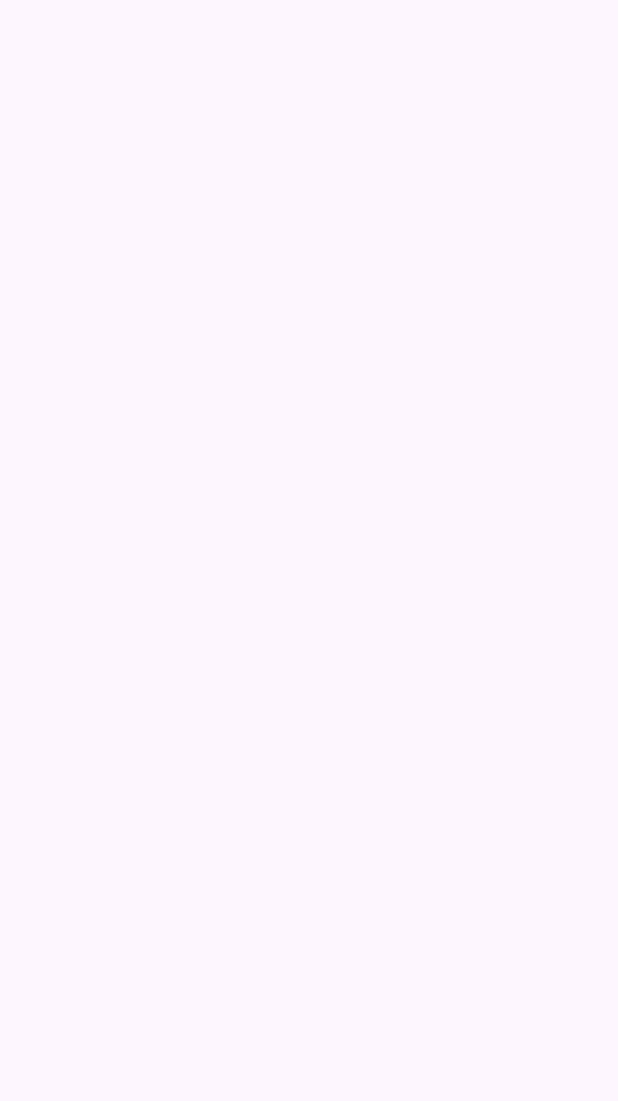
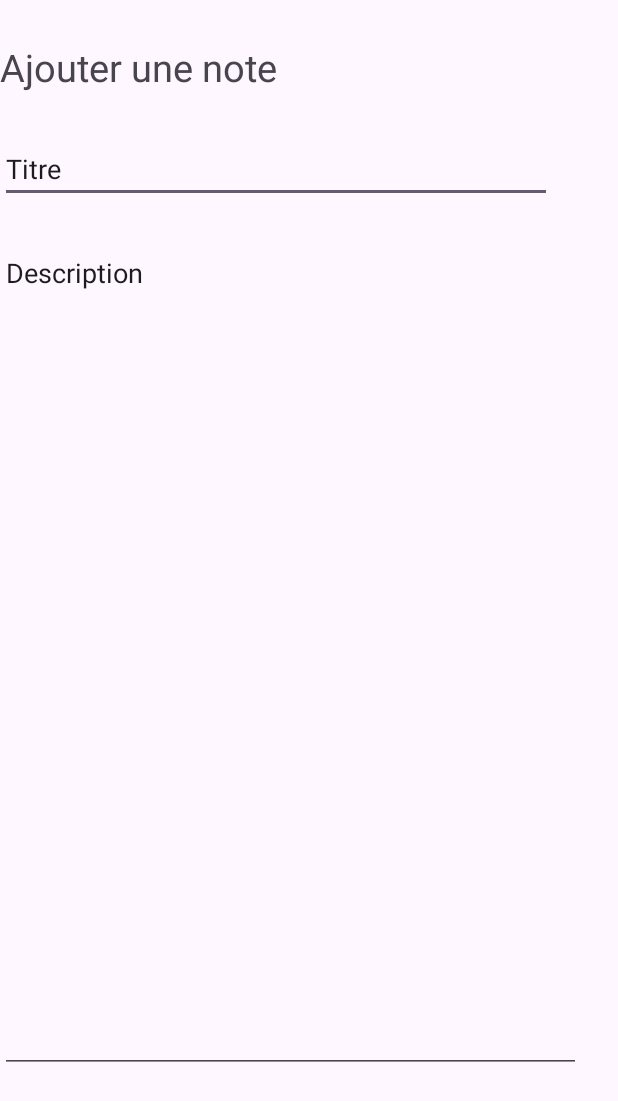
Before and after one commit to Orulirn/Mini_Projet_R411, an Android app: the AddNotes screen opened directly, with no data from a screen before it, on a phone screen of 412 x 824 dp. Before the commit the part shown is empty. Shown: the top 1101 px of the screen. Run offline under Robolectric (Android 15) with nearby library versions, the phone set to English and light mode, and no system bars.

Commit message:
formulaire création note + update lesnotes + update string xml

```diff
--- a/app/src/main/java/Model/LesNotes.java
+++ b/app/src/main/java/Model/LesNotes.java
@@ -16,9 +16,9 @@ public class LesNotes {
         return monInstance;
     }
 
-    private static ArrayList<Notes> getAllNotes(){
-        //TODO
-        return new ArrayList<Notes>();
+    private ArrayList<Notes> getAllNotes(){
+        //implementation BDD si possible
+        return this.notes;
     }
 
 
--- a/app/src/main/res/layout/activity_add_notes.xml
+++ b/app/src/main/res/layout/activity_add_notes.xml
@@ -4,6 +4,76 @@
     xmlns:tools="http://schemas.android.com/tools"
     android:layout_width="match_parent"
     android:layout_height="match_parent"
+    android:background="#002EFF00"
     tools:context=".AddNotes">
 
+
+    <TextView
+        android:id="@+id/textView"
+        android:layout_width="wrap_content"
+        android:layout_height="wrap_content"
+        android:layout_marginTop="27dp"
+        android:text="@string/titreAddNotes"
+        android:textSize="25sp"
+        app:layout_constraintTop_toTopOf="parent"
+        tools:ignore="MissingConstraints"
+        tools:layout_editor_absoluteX="30dp" />
+
+    <Button
+        android:id="@+id/buttonAddNote"
+        android:layout_width="81dp"
+        android:layout_height="48dp"
+        android:layout_marginStart="314dp"
+        android:layout_marginTop="13dp"
+        android:backgroundTint="#00FFFFFF"
+        android:textColor="@color/black"
+        android:textSize="10sp"
+        app:layout_constraintStart_toStartOf="parent"
+        app:layout_constraintTop_toTopOf="parent"
+        tools:text="Ajout"
+        tools:ignore="MissingConstraints,SmallSp"
+        />
+
+
+    <Button
+        android:id="@+id/buttonBacktoMain"
+        android:layout_width="83dp"
+        android:layout_height="64dp"
+        android:layout_marginStart="233dp"
+        android:layout_marginTop="13dp"
+        android:backgroundTint="#00FFFFFF"
+        android:textColor="@color/black"
+        android:textSize="10sp"
+        app:layout_constraintStart_toStartOf="parent"
+        app:layout_constraintTop_toTopOf="parent"
+        tools:ignore="MissingConstraints,SmallSp"
+        tools:text="Retour au menu" />
+
+    <EditText
+        android:id="@+id/titreInput"
+        android:layout_width="368dp"
+        android:layout_height="44dp"
+        android:layout_marginTop="91dp"
+        android:ems="10"
+        android:inputType="text"
+        android:text="@string/title"
+        app:layout_constraintTop_toTopOf="parent"
+        tools:ignore="MissingConstraints"
+        tools:layout_editor_absoluteX="11dp" />
+
+    <EditText
+        android:id="@+id/editTextTextMultiLine"
+        android:layout_width="387dp"
+        android:layout_height="556dp"
+        android:layout_marginTop="159dp"
+        android:ems="10"
+        android:gravity="start|top"
+        android:inputType="textMultiLine"
+        android:text="@string/desc"
+        app:layout_constraintTop_toTopOf="parent"
+        tools:ignore="MissingConstraints"
+        tools:layout_editor_absoluteX="11dp" />
+
+
+
 </androidx.constraintlayout.widget.ConstraintLayout>
--- a/app/src/main/res/values/strings.xml
+++ b/app/src/main/res/values/strings.xml
@@ -1,3 +1,7 @@
 <resources>
     <string name="app_name">Mini_Projet_R411</string>
+    <string name="titreAddNotes">Ajouter une note</string>
+    <string name="title">Titre</string>
+    <string name="desc">Description</string>
+
 </resources>
```
